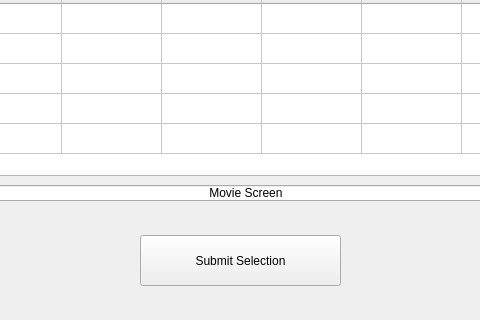
Above: movieBookingUiBased/seatwindow.ui from sahil4129/movie_booking_system before the change; both pictures show x 90 to 570 and y 175 to 495 of the 741 by 495 pixel window. Below: the same form after it.
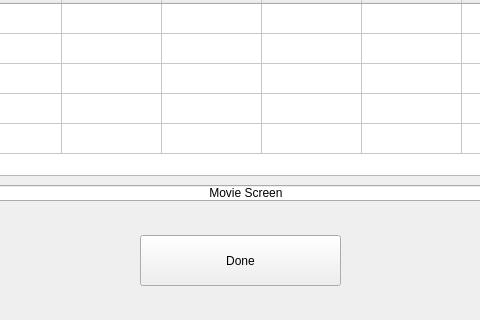
That is the form after the change.

```diff
--- a/movieBookingUiBased/seatwindow.ui
+++ b/movieBookingUiBased/seatwindow.ui
@@ -113,7 +113,7 @@
     </rect>
    </property>
    <property name="text">
-    <string>Submit Selection</string>
+    <string>Done</string>
    </property>
   </widget>
   <widget class="QLineEdit" name="lineEdit">
```
Left out of the diff: 27 changed lines with no effect on the pictures.
